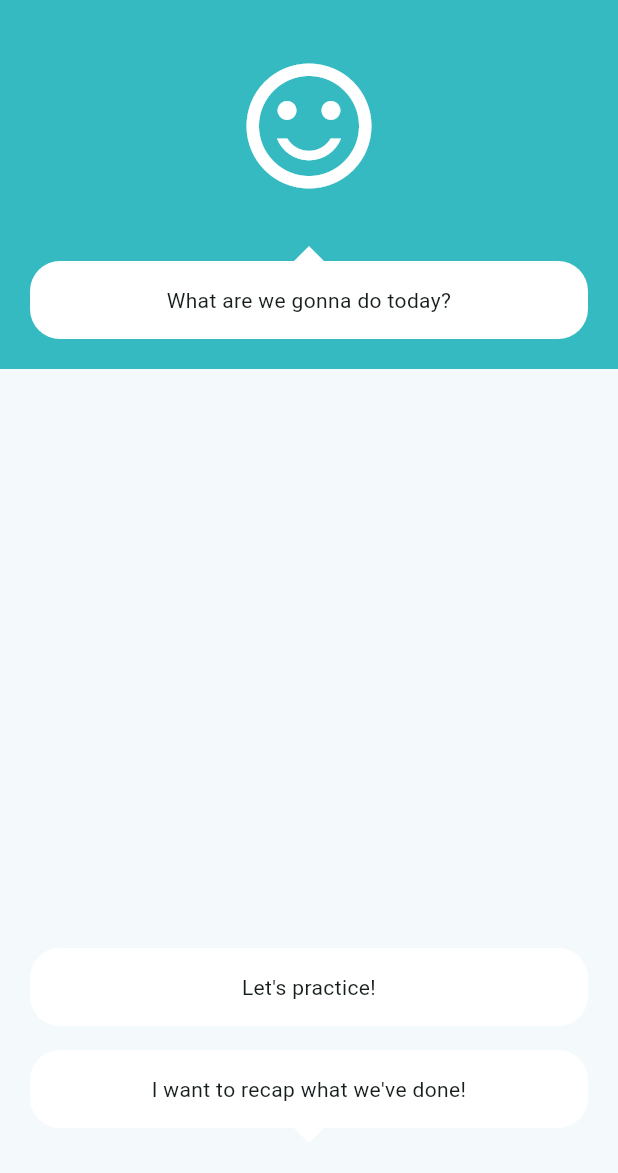
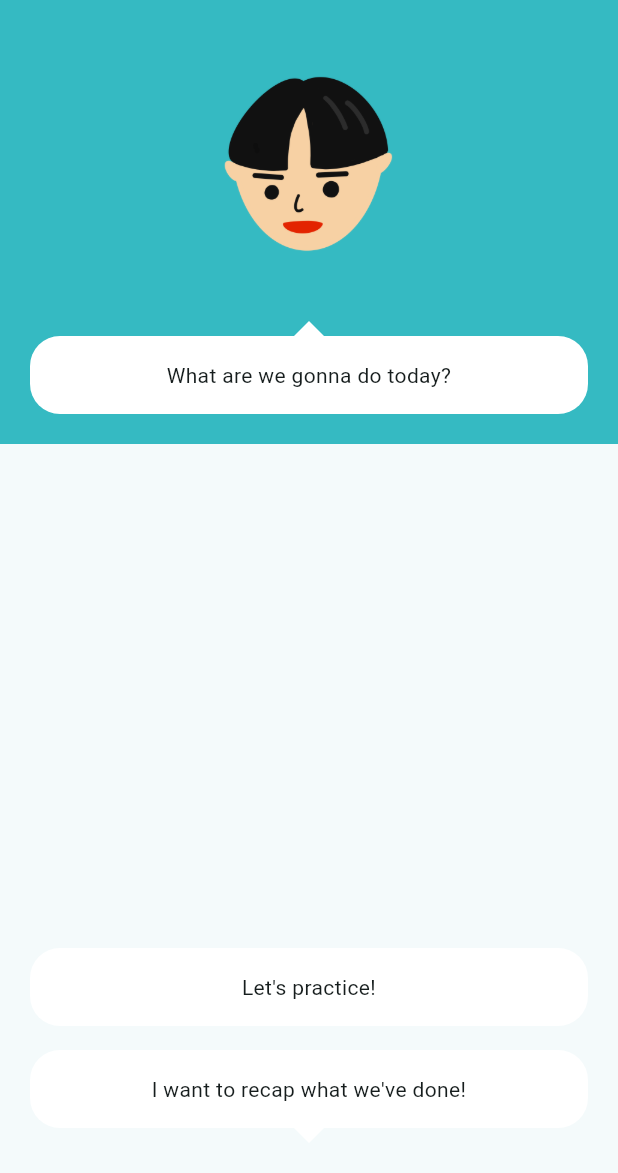
Before and after one commit to gdg-yonsei/fluentify-flutter, a Flutter app: the screen it shows after launch, on a phone screen of 412 x 824 dp, the part 63-1236 px from its top. Run offline on Flutter 3.47's test engine with Material 3 defaults, Android fonts, the light colour scheme and no system bars; missing offline and left inert: record.

Commit message:
feat: apply avatar

```diff
--- a/lib/widgets/common/avatar.dart
+++ b/lib/widgets/common/avatar.dart
@@ -10,10 +10,10 @@ class Avatar extends StatefulWidget {
 class _AvatarState extends State<Avatar> {
   @override
   Widget build(BuildContext context) {
-    return const Icon(
-      Icons.sentiment_satisfied_outlined,
-      size: 100,
-      color: Colors.white,
+    return Image.asset(
+      'assets/image-avatar.png',
+      width: 150,
+      height: 150,
     );
   }
 }
--- a/pubspec.yaml
+++ b/pubspec.yaml
@@ -63,9 +63,8 @@ flutter:
   uses-material-design: true
 
   # To add assets to your application, add an assets section, like this:
-  # assets:
-  #   - images/a_dot_burr.jpeg
-  #   - images/a_dot_ham.jpeg
+  assets:
+    - assets/
 
   # An image asset can refer to one or more resolution-specific "variants", see
   # https://flutter.dev/assets-and-images/#resolution-aware
```
Also changed, not shown: assets/image-avatar.png (added).
